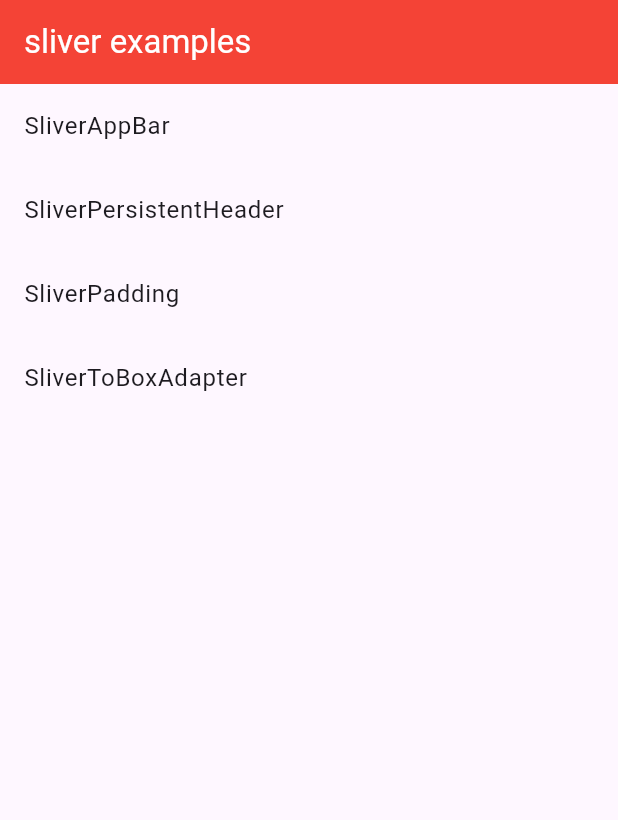
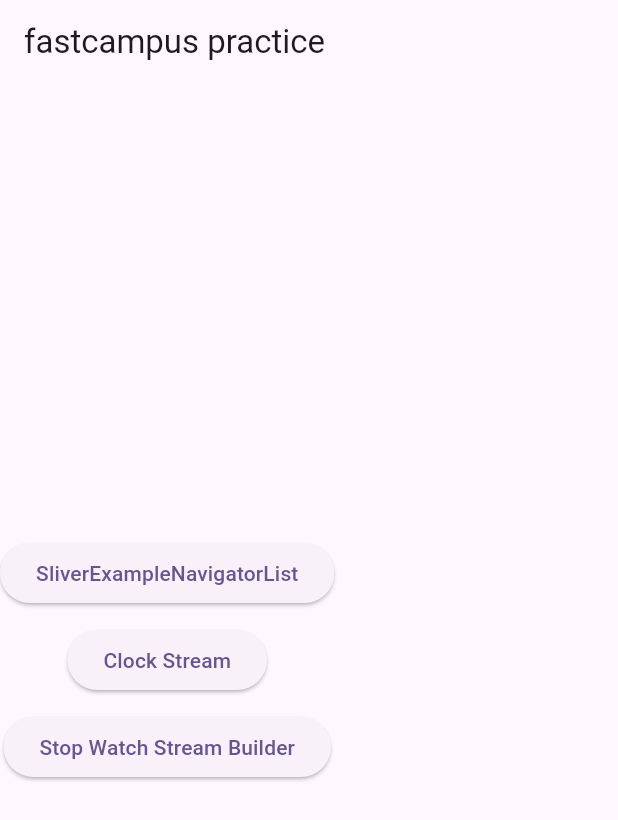
Before and after one commit to songhayeong/flutter_fastcampus, a Flutter app: the screen it shows after launch, on a phone screen of 412 x 824 dp. Shown: the top 820 px of the screen. Run offline on Flutter 3.47's test engine with Material 3 defaults, Android fonts, the phone set to English and light mode, and no system bars.

Commit message:
2.27 stream builder widget

```diff
--- a/lib/examples.dart
+++ b/lib/examples.dart
@@ -1,4 +1,4 @@
-export 'examples/ex_1_sliver_app_bar.dart';
-export 'examples/ex_2_sliver_persistent_header.dart';
-export 'examples/ex_3_sliver_padding.dart';
-export 'examples/ex_4_sliver_to_box_adapter.dart';
+export 'sliver/ex_1_sliver_app_bar.dart';
+export 'sliver/ex_2_sliver_persistent_header.dart';
+export 'sliver/ex_3_sliver_padding.dart';
+export 'sliver/ex_4_sliver_to_box_adapter.dart';
--- a/lib/main.dart
+++ b/lib/main.dart
@@ -1,6 +1,7 @@
 import 'package:flutter/material.dart';
 import 'package:sliver_example/examples.dart';
-import 'package:sliver_example/examples/ex_3_sliver_padding.dart';
+import 'package:sliver_example/stream_builder_exam/ex_1.dart';
+import 'package:sliver_example/stream_builder_exam/ex_2.dart';
 
 void main() {
   runApp(const MyApp());
@@ -18,7 +19,14 @@ class MyApp extends StatelessWidget {
         colorScheme: ColorScheme.fromSeed(seedColor: Colors.deepPurple),
         useMaterial3: true,
       ),
-      home: const SliverExampleNavigatorList(),
+      home: PracticeListPage(),
+      initialRoute: '/',
+      routes: {
+        '/sliver': (context) => const SliverExampleNavigatorList(),
+        '/clock': (context) => ClockScreen(),
+        '/stop_watch': (context) => StopWatchScreen(),
+        //'/stream_builder': (context) => const Stream
+      },
     );
   }
 }
@@ -26,17 +34,59 @@ class MyApp extends StatelessWidget {
 final List<Map<String, dynamic>> _examples = [
   {'title': 'SliverAppBar', 'widget': const SliverAppBarExample()},
   {
-    'title':'SliverPersistentHeader', 'widget':const SliverPersistentHeaderExample()
+    'title': 'SliverPersistentHeader',
+    'widget': const SliverPersistentHeaderExample()
   },
+  {'title': 'SliverPadding', 'widget': const SliverPaddingExample()},
   {
-    'title':'SliverPadding',
-    'widget':const SliverPaddingExample()
-  },
-  {
-    'title' : 'SliverToBoxAdapter',
-    'widget':const SliverToBoxAdapterExample(), // 일반 위젯을 슬라이버 스크롤 내부에 넣을수 있게 해주는 기능
+    'title': 'SliverToBoxAdapter',
+    'widget': const SliverToBoxAdapterExample(),
+    // 일반 위젯을 슬라이버 스크롤 내부에 넣을수 있게 해주는 기능
   }
 ];
+
+class PracticeListPage extends StatelessWidget {
+  const PracticeListPage({super.key});
+
+  @override
+  Widget build(BuildContext context) {
+    return Scaffold(
+      appBar: AppBar(
+        title: Text('fastcampus practice'),
+      ),
+      body: Column(
+        mainAxisAlignment: MainAxisAlignment.center,
+        crossAxisAlignment: CrossAxisAlignment.center,
+        children: [
+          ElevatedButton(
+            onPressed: () {
+              Navigator.pushNamed(context, '/sliver');
+            },
+            child: Text('SliverExampleNavigatorList'),
+          ),
+          SizedBox(
+            height: 10,
+          ),
+          ElevatedButton(
+            onPressed: () {
+              Navigator.pushNamed(context, '/clock');
+            },
+            child: Text('Clock Stream'),
+          ),
+          SizedBox(
+            height: 10,
+          ),
+          ElevatedButton(
+            onPressed: () {
+              Navigator.pushNamed(context, '/stop_watch');
+            },
+            child: Text('Stop Watch Stream Builder'),
+          ),
+        ],
+      ),
+    );
+  }
+}
 
 class SliverExampleNavigatorList extends StatelessWidget {
   const SliverExampleNavigatorList({super.key});
```
Also changed, not shown: lib/examples/ex_3_sliver_padding.dart (+1 -29 lines), lib/sliver/ex_3_sliver_padding.dart (added, +29 -0 lines), lib/stream_builder_exam/ex_1.dart (added, +32 -0 lines), lib/stream_builder_exam/ex_2.dart (added, +106 -0 lines), lib/sliver/ex_1_sliver_app_bar.dart (renamed from lib/examples/ex_1_sliver_app_bar.dart), lib/sliver/ex_2_sliver_persistent_header.dart (renamed from lib/examples/ex_2_sliver_persistent_header.dart), lib/sliver/ex_4_sliver_to_box_adapter.dart (renamed from lib/examples/ex_4_sliver_to_box_adapter.dart).
